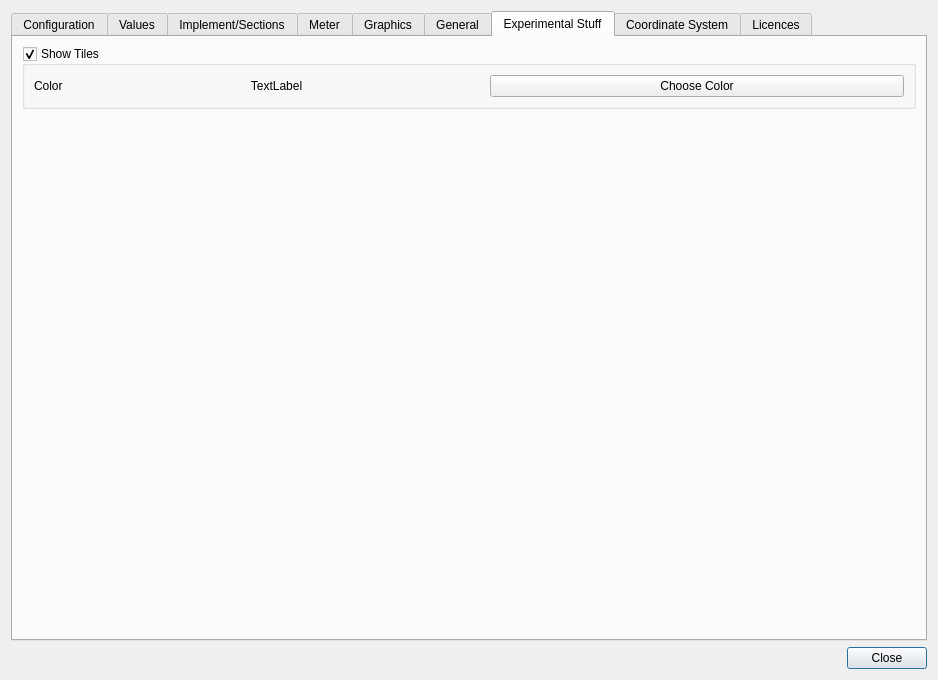
The window that src/gui/SettingsDialog.ui (eringerli/QtOpenGuidance) describes before a commit, drawn with Qt 5.
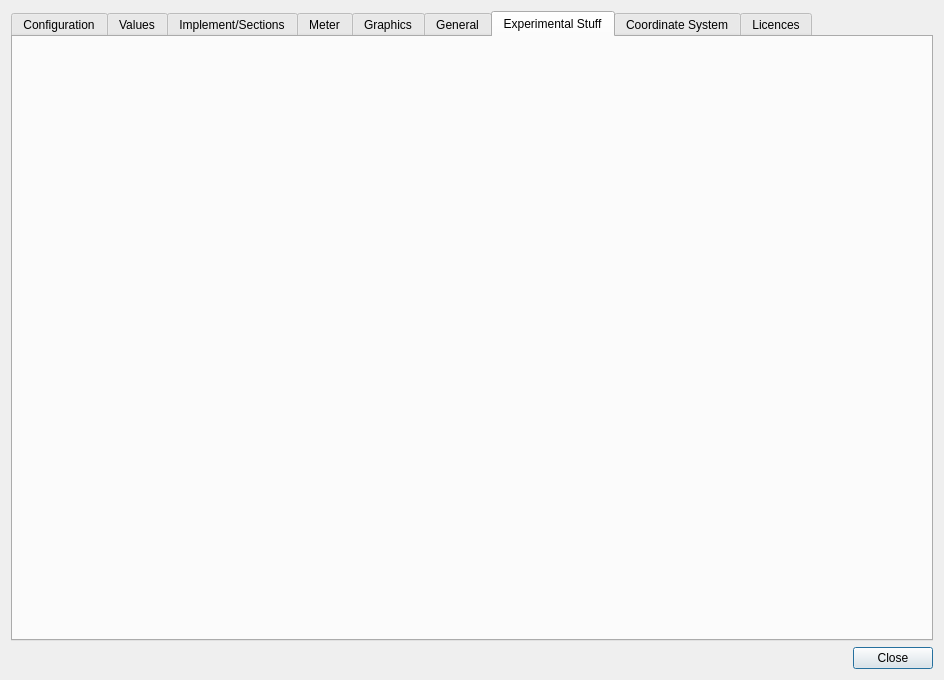
The same window after the commit. The open tabs and pages were chosen to show the change. Icons and pictures are not drawn. Custom widgets are drawn as their Qt base class.

```diff
--- a/src/gui/SettingsDialog.ui
+++ b/src/gui/SettingsDialog.ui
@@ -6,7 +6,7 @@
    <rect>
     <x>0</x>
     <y>0</y>
-    <width>938</width>
+    <width>944</width>
     <height>680</height>
    </rect>
   </property>
@@ -1943,72 +1943,6 @@
          <string>Experimental Stuff</string>
         </attribute>
         <layout class="QVBoxLayout" name="verticalLayout_9">
-         <item>
-          <widget class="QGroupBox" name="gbShowTiles">
-           <property name="focusPolicy">
-            <enum>Qt::NoFocus</enum>
-           </property>
-           <property name="title">
-            <string>Show Tiles</string>
-           </property>
-           <property name="checkable">
-            <bool>true</bool>
-           </property>
-           <property name="checked">
-            <bool>true</bool>
-           </property>
-           <layout class="QGridLayout" name="gridLayout_10">
-            <item row="0" column="0">
-             <widget class="QLabel" name="label_6">
-              <property name="focusPolicy">
-               <enum>Qt::NoFocus</enum>
-              </property>
-              <property name="text">
-               <string>Color</string>
-              </property>
-             </widget>
-            </item>
-            <item row="0" column="1">
-             <widget class="QLabel" name="lbTileColor">
-              <property name="sizePolicy">
-               <sizepolicy hsizetype="Expanding" vsizetype="Preferred">
-                <horstretch>0</horstretch>
-                <verstretch>0</verstretch>
-               </sizepolicy>
-              </property>
-              <property name="focusPolicy">
-               <enum>Qt::NoFocus</enum>
-              </property>
-              <property name="text">
-               <string>TextLabel</string>
-              </property>
-              <property name="alignment">
-               <set>Qt::AlignCenter</set>
-              </property>
-             </widget>
-            </item>
-            <item row="0" column="2">
-             <widget class="QPushButton" name="pbTileColor">
-              <property name="sizePolicy">
-               <sizepolicy hsizetype="Expanding" vsizetype="Fixed">
-                <horstretch>0</horstretch>
-                <verstretch>0</verstretch>
-               </sizepolicy>
-              </property>
-              <property name="focusPolicy">
-               <enum>Qt::NoFocus</enum>
-              </property>
-              <property name="text">
-               <string>Choose Color</string>
-              </property>
-              <property name="icon">
-               <iconset theme="color-management"/>
-              </property>
-             </widget>
-            </item>
-           </layout>
-          </widget>
-         </item>
          <item>
           <spacer name="verticalSpacer_4">
            <property name="orientation">
```
Left out of the diff: 79 changed lines with no effect on the pictures.
